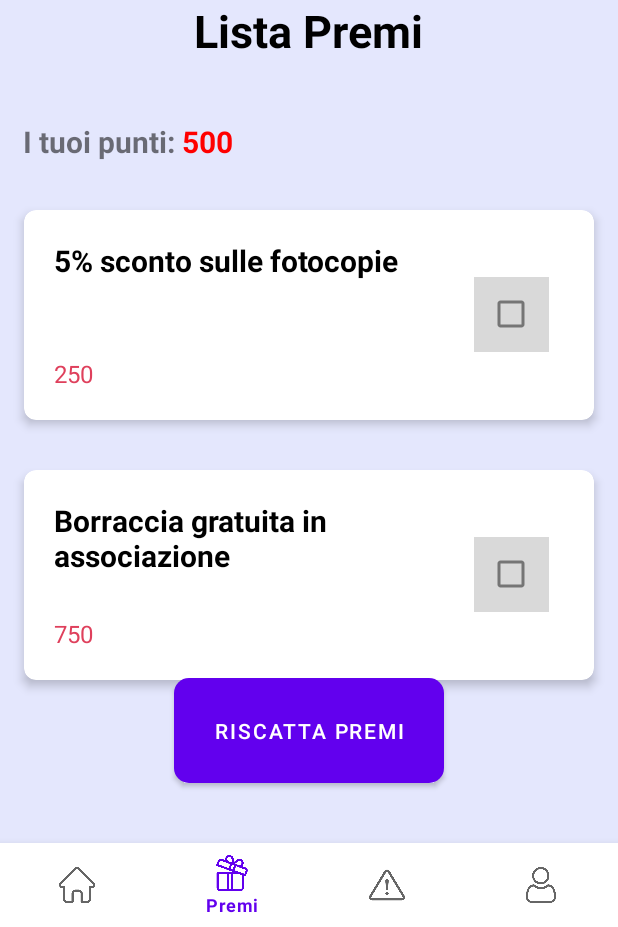
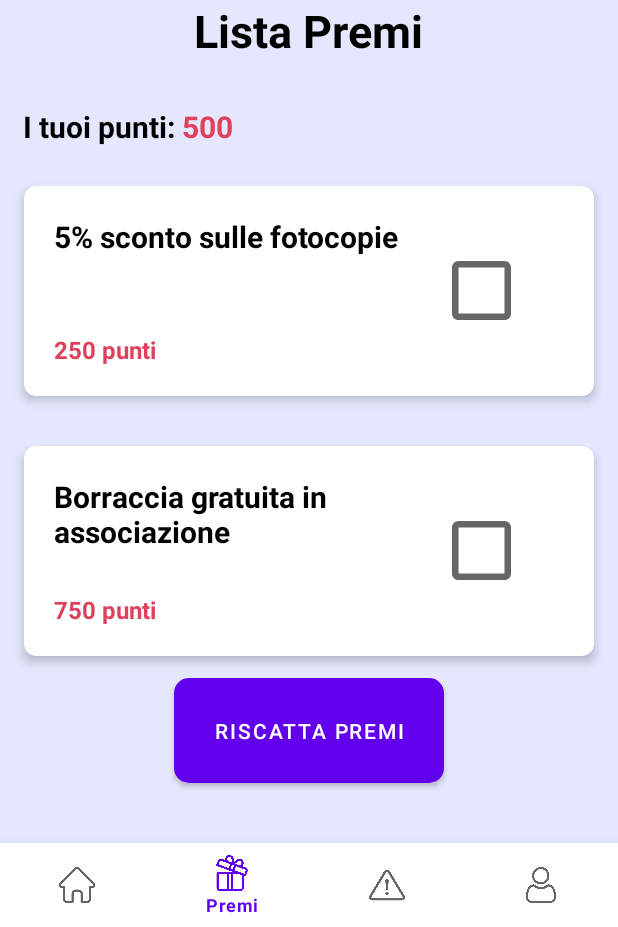
Before and after one commit to alessaless/UniSegnala, an Android app: the screen it shows after launch (MainActivity), item 2 of the bottom bar chosen, on a phone screen of 412 x 824 dp, the part 309-1236 px from its top. Run offline under Robolectric (Android 15) with nearby library versions, the phone set to English and light mode, and no system bars.

Commit message:
add modal "modal_riscatta_premio" for premi page bug fixes

```diff
--- a/app/src/main/java/com/example/unisegnala/PremiActivity.java
+++ b/app/src/main/java/com/example/unisegnala/PremiActivity.java
@@ -1,6 +1,9 @@
 package com.example.unisegnala;
 
+import android.app.Dialog;
 import android.graphics.Color;
+import android.graphics.Typeface;
+import android.graphics.drawable.ColorDrawable;
 import android.os.Bundle;
 
 import androidx.annotation.NonNull;
@@ -10,15 +13,20 @@ import androidx.fragment.app.Fragment;
 import android.text.Spannable;
 import android.text.SpannableString;
 import android.text.style.ForegroundColorSpan;
+import android.text.style.StyleSpan;
 import android.view.LayoutInflater;
 import android.view.View;
 import android.view.ViewGroup;
+import android.widget.Button;
+import android.widget.CheckBox;
+import android.widget.CompoundButton;
 import android.widget.ListView;
 import android.widget.TextView;
 
 import java.util.ArrayList;
 
 public class PremiActivity extends Fragment {
+    Dialog dialog;
 
     public PremiActivity() {
         // Costruttore vuoto richiesto
@@ -42,10 +50,18 @@ public class PremiActivity extends Fragment {
         int end = message.length();
 
         // Creazione di un ForegroundColorSpan per impostare il colore del numero
-        ForegroundColorSpan colorSpan = new ForegroundColorSpan(Color.RED);
+        ForegroundColorSpan colorSpan = new ForegroundColorSpan(Color.parseColor("#DF405C"));
 
         // Applicazione dello stile al numero specificando l'intervallo di caratteri
         spannableString.setSpan(colorSpan, start, end, Spannable.SPAN_EXCLUSIVE_EXCLUSIVE);
+
+        int start2 = 0;
+        int end2 = message.indexOf(":") + 1;
+
+        ForegroundColorSpan colorSpan2 = new ForegroundColorSpan(Color.BLACK);
+        spannableString.setSpan(colorSpan2, start2, end2, Spannable.SPAN_EXCLUSIVE_EXCLUSIVE);
+        spannableString.setSpan(new StyleSpan(Typeface.BOLD), start2, end2, Spannable.SPAN_EXCLUSIVE_EXCLUSIVE);
+
 
         // Impostazione del testo nel TextView
         textView.setText(spannableString);
@@ -57,19 +73,44 @@ public class PremiActivity extends Fragment {
     @Override
     public void onViewCreated(@NonNull View view, @Nullable Bundle savedInstanceState) {
         super.onViewCreated(view, savedInstanceState);
+        dialog = new Dialog(getContext());
 
         ListView listView = view.findViewById(R.id.listaPremi);
 
         ArrayList<Premio> premi = new ArrayList<>();
 
-        premi.add(new Premio("5% sconto sulle fotocopie","250"));
-        premi.add(new Premio("Borraccia gratuita in associazione","750"));
-
+        premi.add(new Premio("5% sconto sulle fotocopie","250 punti"));
+        premi.add(new Premio("Borraccia gratuita in associazione","750 punti"));
 
         AdapterPremio adapterPremio = new AdapterPremio(getContext(),premi);
         listView.setAdapter(adapterPremio);
 
+        Button button = view.findViewById(R.id.buttonRiscatta);
+
+        button.setOnClickListener(new View.OnClickListener() {
+            @Override
+            public void onClick(View view) {
+                openModal();
+            }
+        });
+
     }
 
+    private void openModal(){
+        dialog.setContentView(R.layout.modal_riscatta_premio);
+        dialog.getWindow().setBackgroundDrawable(new ColorDrawable(Color.TRANSPARENT));
+
+        Button buttonChiudi = dialog.findViewById(R.id.buttonChiudi);
+        buttonChiudi.setOnClickListener(new View.OnClickListener() {
+            @Override
+            public void onClick(View view) {
+                dialog.dismiss();
+            }
+        });
+
+        dialog.show();
+
+
+    }
 
 }
--- a/app/src/main/res/layout/premi_page.xml
+++ b/app/src/main/res/layout/premi_page.xml
@@ -35,7 +35,7 @@
         android:textSize="20dp"
         android:textStyle="bold"
         android:layout_below="@id/idTesto"
-        android:paddingTop="40dp"
+        android:paddingTop="30dp"
         android:layout_marginLeft="15dp"
         />
 
@@ -44,7 +44,7 @@
         android:layout_width="match_parent"
         android:layout_height="match_parent"
         android:layout_below="@id/testoPunteggio"
-        android:paddingTop="16dp"
+        android:paddingTop="10dp"
         android:scrollbars="vertical"
         android:divider="@android:color/transparent"
         android:dividerHeight="1dp" />
--- a/app/src/main/res/layout/premio_card.xml
+++ b/app/src/main/res/layout/premio_card.xml
@@ -1,5 +1,6 @@
 <?xml version="1.0" encoding="utf-8"?>
 <LinearLayout xmlns:android="http://schemas.android.com/apk/res/android"
+    xmlns:app="http://schemas.android.com/apk/res-auto"
     android:layout_width="match_parent"
     android:layout_height="match_parent"
     android:layout_centerHorizontal="true"
@@ -7,8 +8,7 @@
     android:gravity="center_horizontal"
     android:layout_marginBottom="16dp">
 
-    <androidx.cardview.widget.CardView xmlns:android="http://schemas.android.com/apk/res/android"
-        xmlns:app="http://schemas.android.com/apk/res-auto"
+    <androidx.cardview.widget.CardView
         android:layout_width="match_parent"
         android:layout_height="140dp"
         app:cardElevation="4dp"
@@ -40,17 +40,20 @@
                 android:layout_alignBottom="@+id/nomePremio"
                 android:textSize="16sp"
                 android:textColor="#DF405C"
+                android:textStyle="bold"
                 android:padding="20dp" />
 
             <CheckBox
                 android:id="@+id/myCheckBox"
-                android:layout_width="50dp"
-                android:layout_height="50dp"
+                android:layout_width="70dp"
+                android:layout_height="70dp"
+                android:layout_centerInParent="true"
+                android:layout_marginTop="30dp"
+                android:layout_marginEnd="30dp"
+                android:layout_marginBottom="30dp"
                 android:layout_toRightOf="@+id/nomePremio"
-                android:layout_centerHorizontal="true"
-                android:layout_centerInParent="true"
-                android:background="@drawable/sfondocheckbox"
-                android:layout_margin="30dp"
+                android:background="?android:attr/listChoiceIndicatorMultiple"
+                android:button="@null"
                 android:checked="false" />
 
 
```
Also changed, not shown: app/src/main/res/layout/modal_riscatta_premio.xml (added, +65 -0 lines), app/src/main/res/drawable/checkbox.png (added).
